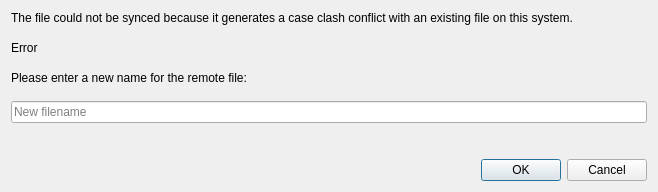
First picture: the form in src/gui/caseclashfilenamedialog.ui, repository nextcloud/desktop, before the edit.
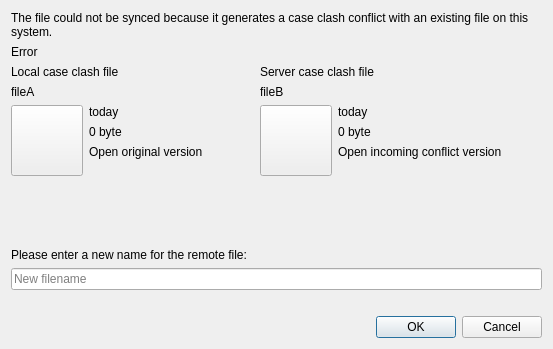
Second picture: the form after the edit.

Commit message: Display both files and some metadata in the case clash conflict resolution dialog

```diff
--- a/src/gui/caseclashfilenamedialog.ui
+++ b/src/gui/caseclashfilenamedialog.ui
@@ -6,8 +6,8 @@
    <rect>
     <x>0</x>
     <y>0</y>
-    <width>658</width>
-    <height>192</height>
+    <width>553</width>
+    <height>349</height>
    </rect>
   </property>
   <property name="windowTitle">
@@ -43,6 +43,225 @@
      </property>
     </widget>
    </item>
+   <item>
+    <layout class="QHBoxLayout" name="horizontalLayout">
+     <item>
+      <layout class="QVBoxLayout" name="verticalLayout_3">
+       <item>
+        <widget class="QLabel" name="label_2">
+         <property name="text">
+          <string>Local case clash file</string>
+         </property>
+        </widget>
+       </item>
+       <item>
+        <widget class="QLabel" name="localVersionFilename">
+         <property name="text">
+          <string>fileA</string>
+         </property>
+        </widget>
+       </item>
+       <item>
+        <layout class="QHBoxLayout" name="horizontalLayout_3">
+         <item>
+          <layout class="QVBoxLayout" name="verticalLayout_4">
+           <property name="sizeConstraint">
+            <enum>QLayout::SetDefaultConstraint</enum>
+           </property>
+           <item>
+            <widget class="QToolButton" name="localVersionButton">
+             <property name="text">
+              <string/>
+             </property>
+             <property name="iconSize">
+              <size>
+               <width>64</width>
+               <height>64</height>
+              </size>
+             </property>
+            </widget>
+           </item>
+           <item>
+            <spacer name="verticalSpacer">
+             <property name="orientation">
+              <enum>Qt::Vertical</enum>
+             </property>
+             <property name="sizeHint" stdset="0">
+              <size>
+               <width>20</width>
+               <height>40</height>
+              </size>
+             </property>
+            </spacer>
+           </item>
+          </layout>
+         </item>
+         <item>
+          <layout class="QVBoxLayout" name="verticalLayout_5" stretch="0,0,0,1">
+           <property name="sizeConstraint">
+            <enum>QLayout::SetDefaultConstraint</enum>
+           </property>
+           <item>
+            <widget class="QLabel" name="localVersionMtime">
+             <property name="text">
+              <string>today</string>
+             </property>
+            </widget>
+           </item>
+           <item>
+            <widget class="QLabel" name="localVersionSize">
+             <property name="text">
+              <string>0 byte</string>
+             </property>
+            </widget>
+           </item>
+           <item>
+            <widget class="QLabel" name="localVersionLink">
+             <property name="text">
+              <string>Open original version</string>
+             </property>
+            </widget>
+           </item>
+           <item>
+            <spacer name="verticalSpacer_2">
+             <property name="orientation">
+              <enum>Qt::Vertical</enum>
+             </property>
+             <property name="sizeHint" stdset="0">
+              <size>
+               <width>20</width>
+               <height>40</height>
+              </size>
+             </property>
+            </spacer>
+           </item>
+          </layout>
+         </item>
+         <item>
+          <spacer name="horizontalSpacer">
+           <property name="orientation">
+            <enum>Qt::Horizontal</enum>
+           </property>
+           <property name="sizeType">
+            <enum>QSizePolicy::Expanding</enum>
+           </property>
+           <property name="sizeHint" stdset="0">
+            <size>
+             <width>40</width>
+             <height>20</height>
+            </size>
+           </property>
+          </spacer>
+         </item>
+        </layout>
+       </item>
+      </layout>
+     </item>
+     <item>
+      <layout class="QVBoxLayout" name="verticalLayout_6">
+       <item>
+        <widget class="QLabel" name="label_5">
+         <property name="text">
+          <string>Server case clash file</string>
+         </property>
+        </widget>
+       </item>
+       <item>
+        <widget class="QLabel" name="remoteVersionFilename">
+         <property name="text">
+          <string>fileB</string>
+         </property>
+        </widget>
+       </item>
+       <item>
+        <layout class="QHBoxLayout" name="horizontalLayout_4">
+         <item>
+          <layout class="QVBoxLayout" name="verticalLayout_7">
+           <item>
+            <widget class="QToolButton" name="remoteVersionButton">
+             <property name="text">
+              <string/>
+             </property>
+             <property name="iconSize">
+              <size>
+               <width>64</width>
+               <height>64</height>
+              </size>
+             </property>
+            </widget>
+           </item>
+           <item>
+            <spacer name="verticalSpacer_3">
+             <property name="orientation">
+              <enum>Qt::Vertical</enum>
+             </property>
+             <property name="sizeHint" stdset="0">
+              <size>
+               <width>20</width>
+               <height>40</height>
+              </size>
+             </property>
+            </spacer>
+           </item>
+          </layout>
+         </item>
+         <item>
+          <layout class="QVBoxLayout" name="verticalLayout_8" stretch="0,0,0,1">
+           <item>
+            <widget class="QLabel" name="remoteVersionMtime">
+             <property name="text">
+              <string>today</string>
+             </property>
+            </widget>
+           </item>
+           <item>
+            <widget class="QLabel" name="remoteVersionSize">
+             <property name="text">
+              <string>0 byte</string>
+             </property>
+            </widget>
+           </item>
+           <item>
+            <widget class="QLabel" name="remoteVersionLink">
+             <property name="text">
+              <string>Open incoming conflict version</string>
+             </property>
+            </widget>
+           </item>
+           <item>
+            <spacer name="verticalSpacer_4">
+             <property name="orientation">
+              <enum>Qt::Vertical</enum>
+             </property>
+             <property name="sizeHint" stdset="0">
+              <size>
+               <width>20</width>
+               <height>40</height>
+              </size>
+             </property>
+            </spacer>
+           </item>
+          </layout>
+         </item>
+         <item>
+          <spacer name="horizontalSpacer_2">
+           <property name="orientation">
+            <enum>Qt::Horizontal</enum>
+           </property>
+           <property name="sizeHint" stdset="0">
+            <size>
+             <width>40</width>
+             <height>20</height>
+            </size>
+           </property>
+          </spacer>
+         </item>
+        </layout>
+       </item>
+      </layout>
+     </item>
+    </layout>
+   </item>
    <item>
     <widget class="QLabel" name="label">
      <property name="text">
```
The commit also changes 1 other file.
